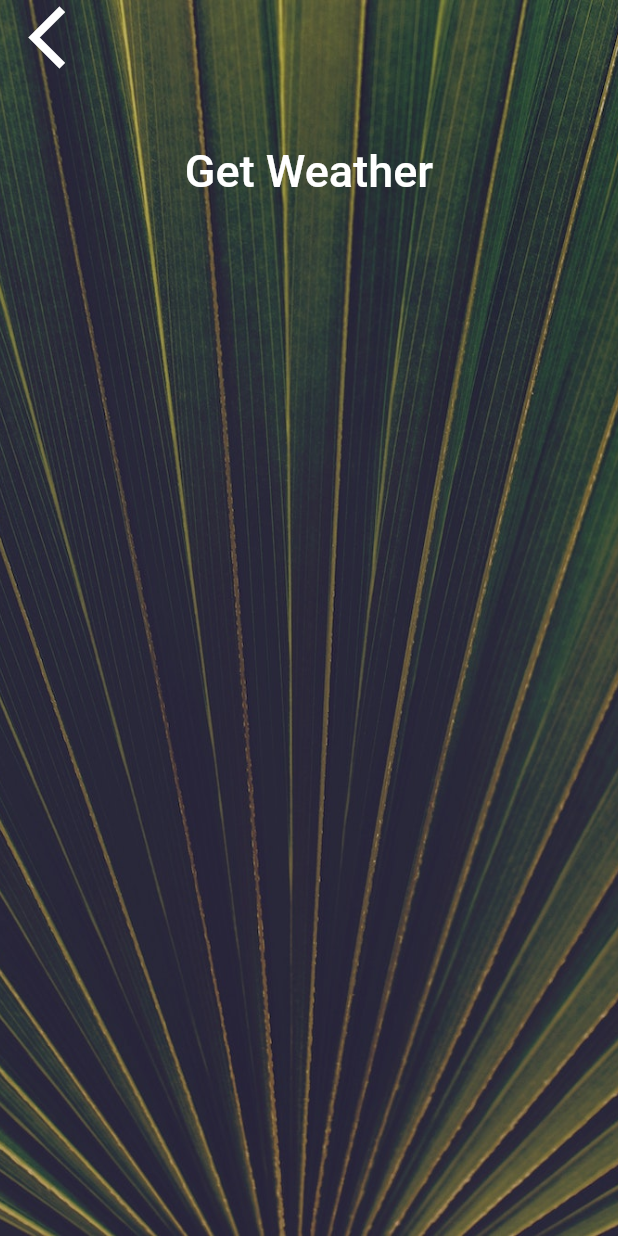
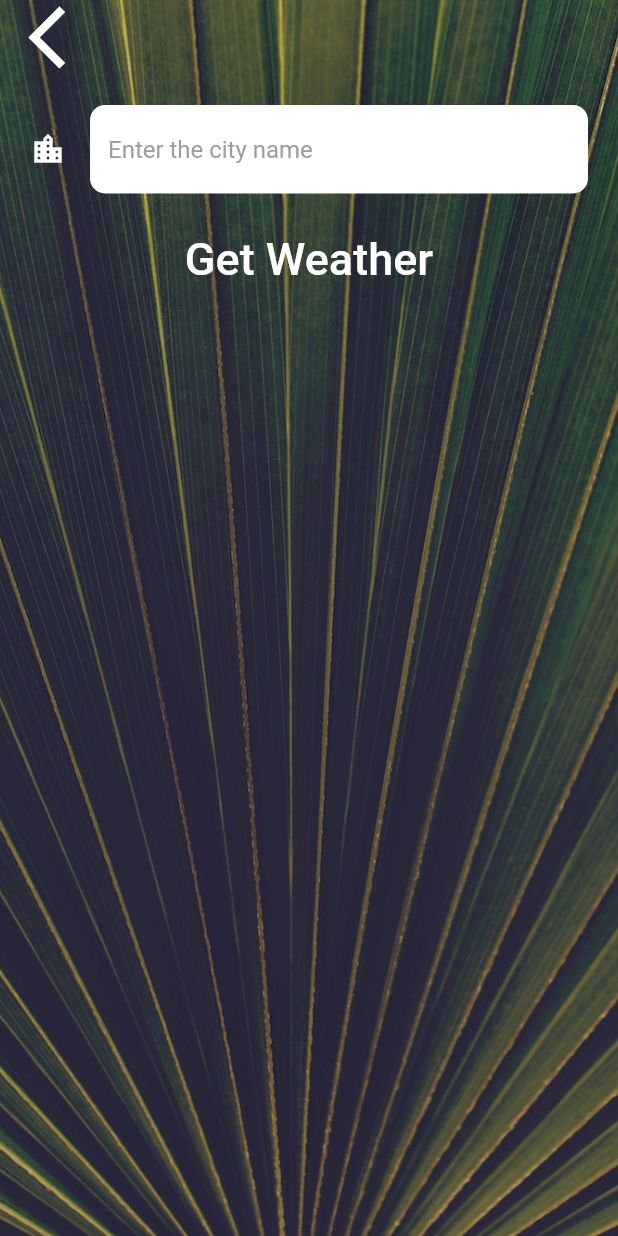
Before and after one commit to yasinakca/LiveWeatherApiFlutter, a Flutter app: the CityScreen screen opened directly, on a phone screen of 412 x 824 dp. Run offline on Flutter 3.47's test engine with Material 2 defaults, Android fonts, the phone set to English and light mode, and no system bars; our stand-ins replace flutter_spinkit, geolocator; network calls fail; Roboto replaces fonts that are missing (Spartan MB).

Commit message:
city name text field decoration

```diff
--- a/lib/screens/city_screen.dart
+++ b/lib/screens/city_screen.dart
@@ -33,7 +33,12 @@ class _CityScreenState extends State<CityScreen> {
               ),
               Container(
                 padding: EdgeInsets.all(20.0),
-                child: null,
+                child: TextField(
+                  style: TextStyle(
+                    color: Colors.black
+                  ),
+                  decoration: kTextFieldInputDecoration,
+                ),
               ),
               FlatButton(
                 onPressed: () {},
--- a/lib/screens/location_screen.dart
+++ b/lib/screens/location_screen.dart
@@ -1,3 +1,4 @@
+import 'package:clima/screens/city_screen.dart';
 import 'package:clima/services/weather.dart';
 import 'package:flutter/material.dart';
 import 'package:clima/utilities/constants.dart';
@@ -74,7 +75,9 @@ class _LocationScreenState extends State<LocationScreen> {
                     ),
                   ),
                   FlatButton(
-                    onPressed: () {},
+                    onPressed: () {
+                      Navigator.push(context, MaterialPageRoute(builder: (context) => CityScreen()));
+                    },
                     child: Icon(
                       Icons.location_city,
                       size: 50.0,
--- a/lib/utilities/constants.dart
+++ b/lib/utilities/constants.dart
@@ -18,3 +18,17 @@ const kButtonTextStyle = TextStyle(
 const kConditionTextStyle = TextStyle(
   fontSize: 100.0,
 );
+
+const kTextFieldInputDecoration = InputDecoration(
+    filled: true,
+    fillColor: Colors.white,
+    icon: Icon(Icons.location_city,color: Colors.white,),
+    hintText: "Enter the city name",
+    hintStyle: TextStyle(
+      color: Colors.grey,
+    ),
+    border: OutlineInputBorder(
+        borderRadius: BorderRadius.all(Radius.circular(10.0),),
+        borderSide: BorderSide.none
+    )
+);
```
